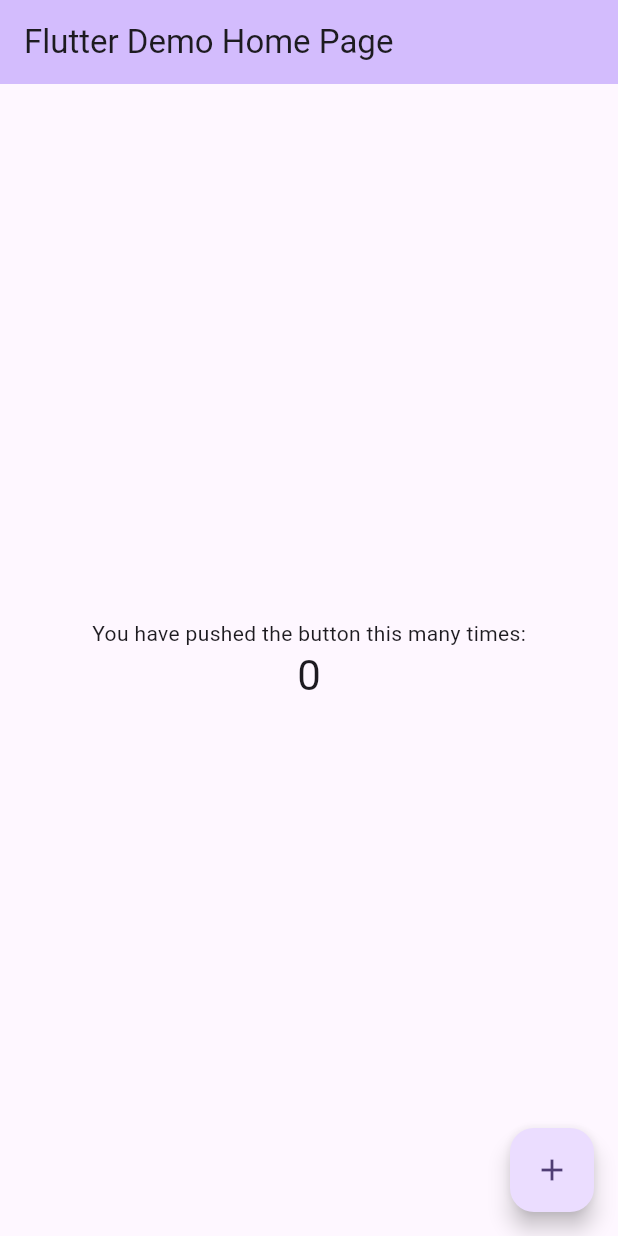
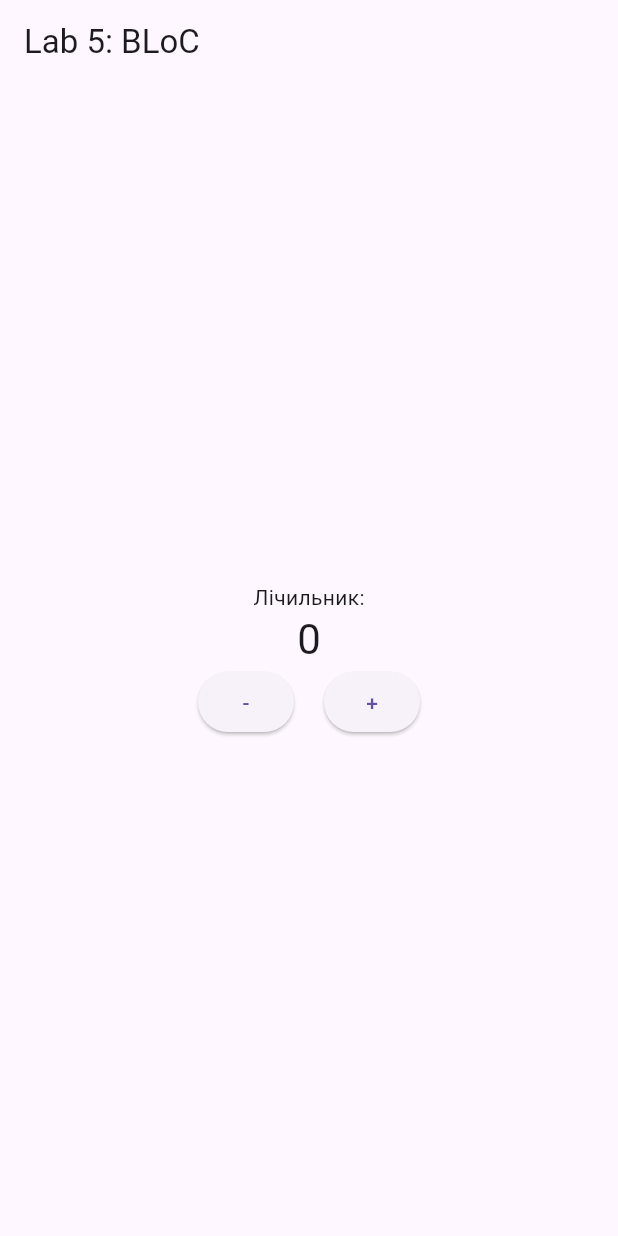
Before and after one commit to Rostyslav-Shevchuk/lab5_bloc_state, a Flutter app: the screen it shows after launch, on a phone screen of 412 x 824 dp. Run offline on Flutter 3.47's test engine with Material 3 defaults, Android fonts, the phone set to English and light mode, and no system bars; our stand-ins replace flutter_bloc.

Commit message:
step 3
step 3

```diff
--- a/lib/main.dart
+++ b/lib/main.dart
@@ -1,4 +1,6 @@
 import 'package:flutter/material.dart';
+import 'package:flutter_bloc/flutter_bloc.dart';
+import 'bloc/counter_bloc.dart';
 
 void main() {
   runApp(const MyApp());
@@ -7,119 +9,63 @@
 class MyApp extends StatelessWidget {
   const MyApp({super.key});
 
-  // This widget is the root of your application.
   @override
   Widget build(BuildContext context) {
     return MaterialApp(
-      title: 'Flutter Demo',
-      theme: ThemeData(
-        // This is the theme of your application.
-        //
-        // TRY THIS: Try running your application with "flutter run". You'll see
-        // the application has a purple toolbar. Then, without quitting the app,
-        // try changing the seedColor in the colorScheme below to Colors.green
-        // and then invoke "hot reload" (save your changes or press the "hot
-        // reload" button in a Flutter-supported IDE, or press "r" if you used
-        // the command line to start the app).
-        //
-        // Notice that the counter didn't reset back to zero; the application
-        // state is not lost during the reload. To reset the state, use hot
-        // restart instead.
-        //
-        // This works for code too, not just values: Most code changes can be
-        // tested with just a hot reload.
-        colorScheme: ColorScheme.fromSeed(seedColor: Colors.deepPurple),
-        useMaterial3: true,
+      title: 'Lab 5: BLoC State Management',
+      home: BlocProvider(
+        create: (context) => CounterBloc(),
+        child: const MyHomePage(),
       ),
-      home: const MyHomePage(title: 'Flutter Demo Home Page'),
     );
   }
 }
 
-class MyHomePage extends StatefulWidget {
-  const MyHomePage({super.key, required this.title});
-
-  // This widget is the home page of your application. It is stateful, meaning
-  // that it has a State object (defined below) that contains fields that affect
-  // how it looks.
-
-  // This class is the configuration for the state. It holds the values (in this
-  // case the title) provided by the parent (in this case the App widget) and
-  // used by the build method of the State. Fields in a Widget subclass are
-  // always marked "final".
-
-  final String title;
-
-  @override
-  State<MyHomePage> createState() => _MyHomePageState();
-}
-
-class _MyHomePageState extends State<MyHomePage> {
-  int _counter = 0;
-
-  void _incrementCounter() {
-    setState(() {
-      // This call to setState tells the Flutter framework that something has
-      // changed in this State, which causes it to rerun the build method below
-      // so that the display can reflect the updated values. If we changed
-      // _counter without calling setState(), then the build method would not be
-      // called again, and so nothing would appear to happen.
-      _counter++;
-    });
-  }
+class MyHomePage extends StatelessWidget {
+  const MyHomePage({super.key});
 
   @override
   Widget build(BuildContext context) {
-    // This method is rerun every time setState is called, for instance as done
-    // by the _incrementCounter method above.
-    //
-    // The Flutter framework has been optimized to make rerunning build methods
-    // fast, so that you can just rebuild anything that needs updating rather
-    // than having to individually change instances of widgets.
+    final counterBloc = context.read<CounterBloc>();
+
     return Scaffold(
       appBar: AppBar(
-        // TRY THIS: Try changing the color here to a specific color (to
-        // Colors.amber, perhaps?) and trigger a hot reload to see the AppBar
-        // change color while the other colors stay the same.
-        backgroundColor: Theme.of(context).colorScheme.inversePrimary,
-        // Here we take the value from the MyHomePage object that was created by
-        // the App.build method, and use it to set our appbar title.
-        title: Text(widget.title),
+        title: const Text('Lab 5: BLoC'),
       ),
       body: Center(
-        // Center is a layout widget. It takes a single child and positions it
-        // in the middle of the parent.
         child: Column(
-          // Column is also a layout widget. It takes a list of children and
-          // arranges them vertically. By default, it sizes itself to fit its
-          // children horizontally, and tries to be as tall as its parent.
-          //
-          // Column has various properties to control how it sizes itself and
-          // how it positions its children. Here we use mainAxisAlignment to
-          // center the children vertically; the main axis here is the vertical
-          // axis because Columns are vertical (the cross axis would be
-          // horizontal).
-          //
-          // TRY THIS: Invoke "debug painting" (choose the "Toggle Debug Paint"
-          // action in the IDE, or press "p" in the console), to see the
-          // wireframe for each widget.
           mainAxisAlignment: MainAxisAlignment.center,
           children: <Widget>[
-            const Text(
-              'You have pushed the button this many times:',
+            const Text('Лічильник:'),
+            BlocBuilder<CounterBloc, CounterState>(
+              builder: (context, state) {
+                return Text(
+                  '${state.counterValue}',
+                  style: Theme.of(context).textTheme.headlineMedium, // Оновлено
+                );
+              },
             ),
-            Text(
-              '$_counter',
-              style: Theme.of(context).textTheme.headlineMedium,
+            Row(
+              mainAxisAlignment: MainAxisAlignment.center,
+              children: [
+                ElevatedButton(
+                  onPressed: () {
+                    counterBloc.add(DecrementEvent());
+                  },
+                  child: const Text('-'),
+                ),
+                const SizedBox(width: 20),
+                ElevatedButton(
+                  onPressed: () {
+                    counterBloc.add(IncrementEvent());
+                  },
+                  child: const Text('+'),
+                ),
+              ],
             ),
           ],
         ),
       ),
-      floatingActionButton: FloatingActionButton(
-        onPressed: _incrementCounter,
-        tooltip: 'Increment',
-        child: const Icon(Icons.add),
-      ), // This trailing comma makes auto-formatting nicer for build methods.
     );
   }
 }
```
